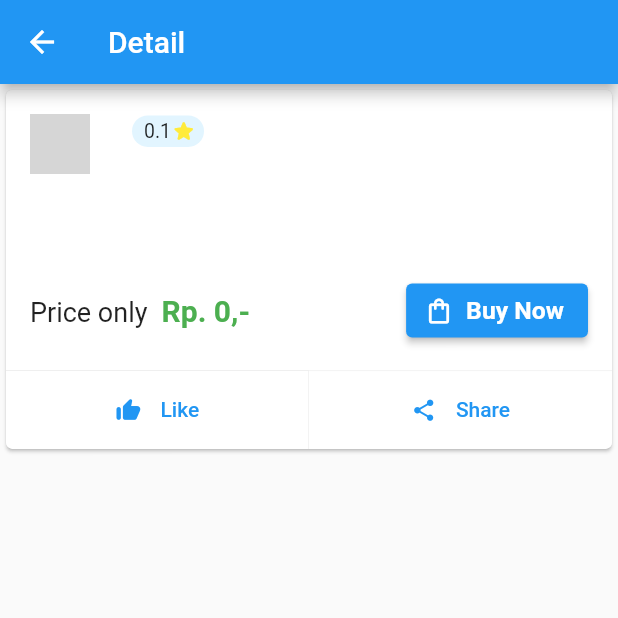
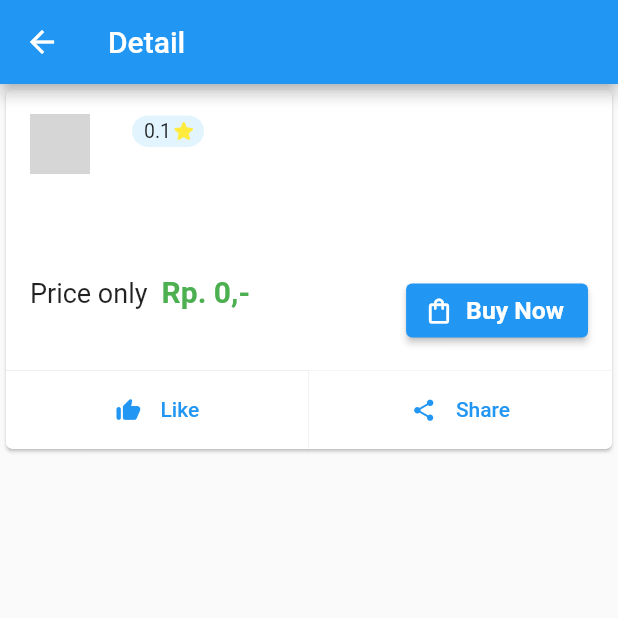
Before and after one commit to cindysintiya/Mobile_Front-End, a Flutter app: the DetailScreen screen opened directly with empty values, after a tap on "Like", on a phone screen of 412 x 824 dp, the top half of it. Run offline on Flutter 3.47's test engine with Material 2 defaults, Android fonts, the phone set to English and light mode, and no system bars; our stand-ins replace carousel_slider, fluttertoast, image_picker, pin_code_fields; network calls fail; grey boxes are pictures that could not be loaded.

Commit message:
Update M12 : wrap 2 card and auto ellipsis

```diff
--- a/M12 - Komponen Desain 9 (Card, ListTile)/case_study_latihan/lib/detail_screen.dart
+++ b/M12 - Komponen Desain 9 (Card, ListTile)/case_study_latihan/lib/detail_screen.dart
@@ -31,6 +31,7 @@ class _DetailScreenState extends State<DetailScreen> {
         clipBehavior: Clip.antiAlias,
         child: Column(
           mainAxisSize: MainAxisSize.min,
+          crossAxisAlignment: CrossAxisAlignment.stretch,
           children: [
             ListTile(
               leading: CircleAvatar(backgroundImage: NetworkImage(widget.data['img']),),
@@ -61,8 +62,9 @@ class _DetailScreenState extends State<DetailScreen> {
             ),
             Padding(
               padding: const EdgeInsets.fromLTRB(16, 0, 16, 16),
-              child: Row(
-                mainAxisAlignment: MainAxisAlignment.spaceBetween,
+              child: Wrap(
+                // mainAxisAlignment: MainAxisAlignment.spaceBetween,
+                alignment: WrapAlignment.spaceBetween,
                 children: [
                   Text.rich(
                     TextSpan(
@@ -111,7 +113,7 @@ class _DetailScreenState extends State<DetailScreen> {
                 Expanded(
                   child: Container(
                     decoration: const BoxDecoration(
-                      border: Border(top: BorderSide(width: 0.25, color: Colors.black12))
+                      border: Border(top: BorderSide(width: 0.22, color: Colors.black12))
                     ),
                     child: TextButton.icon(
                       onPressed: () {},
--- a/M12 - Komponen Desain 9 (Card, ListTile)/case_study_latihan/lib/screen.dart
+++ b/M12 - Komponen Desain 9 (Card, ListTile)/case_study_latihan/lib/screen.dart
@@ -1,9 +1,9 @@
-import 'package:case_study_latihan/detail_screen.dart';
 import 'package:intl/intl.dart';
 
 import 'package:flutter/material.dart';
 import 'package:provider/provider.dart';
 import 'package:case_study_latihan/provider.dart';
+import 'package:case_study_latihan/detail_screen.dart';
 
 class Pertemuan12Screen extends StatefulWidget {
   const Pertemuan12Screen({super.key});
@@ -25,32 +25,97 @@ class _Pertemuan12ScreenState extends State<Pertemuan12Screen> {
     }
     else {
       // return ListView(
-      return GridView.extent(
-        maxCrossAxisExtent: 310,
-        padding: const EdgeInsets.all(4),
-        mainAxisSpacing: 4,
-        crossAxisSpacing: 4,
+      // return GridView.extent(
+      //   maxCrossAxisExtent: MediaQuery.of(context).size.width/2,
+      //   padding: const EdgeInsets.all(4),
+      //   mainAxisSpacing: 4,
+      //   crossAxisSpacing: 4,
+      //   children: List.generate(provider.data['data']!.length, (index) {
+      //     var item = provider.data['data']![index];
+      //     return InkWell(
+      //       onTap: () {
+      //         Navigator.push(context, MaterialPageRoute(builder: (context) => DetailScreen(data: item)));
+      //       },
+      //       child: Card(
+      //         clipBehavior: Clip.antiAlias,
+      //         child: Column(
+      //           children: [
+      //             ListTile(
+      //               leading: CircleAvatar(backgroundImage: NetworkImage(item['img']),),
+      //               title: Text(item['model'], overflow: TextOverflow.ellipsis),
+      //               subtitle: Text(item['developer'], overflow: TextOverflow.ellipsis),
+      //             ),
+      //             Padding(
+      //               padding: const EdgeInsets.fromLTRB(16, 12, 16, 12),
+      //               child: Text(
+      //                 // item['desc'].toString().length >= 100? '${item['desc'].toString().substring(0, 100)} ... read more' : item['desc'],
+      //                 // item['desc'].toString().length >= 90? '${item['desc'].toString().substring(0, 90)} ... read more' : item['desc'],
+      //                 // style: TextStyle(color: Colors.black.withOpacity(0.6)),
+      //                 item['desc'],
+      //                 style: TextStyle(color: Colors.black.withOpacity(0.6)), overflow: TextOverflow.ellipsis, maxLines: 5,
+      //               ),
+      //             ),
+      //             Wrap(
+      //               alignment: WrapAlignment.spaceBetween,
+      //               children: [
+      //                 ButtonBar(
+      //                   alignment: MainAxisAlignment.start,
+      //                   children: [
+      //                     Text('${NumberFormat.currency(locale: "id_ID", symbol: "Rp. ", decimalDigits: 0).format(item['price'])},-'),
+      //                     Text('Rating ${item['rating'].toStringAsFixed(1)}')
+      //                   ],
+      //                 ),
+      //                 Row(
+      //                   mainAxisAlignment: MainAxisAlignment.end,
+      //                   children: [
+      //                     IconButton(
+      //                       onPressed: () {
+      //                         if (item['rating'] < 4.9) {
+      //                           provider.liked(item);
+      //                         }
+      //                       },
+      //                       splashRadius: 20,
+      //                       icon: const Icon(Icons.thumb_up_rounded)
+      //                     ),
+      //                     IconButton(
+      //                       onPressed: () {},
+      //                       splashRadius: 20,
+      //                       icon: const Icon(Icons.share_rounded)
+      //                     )
+      //                   ],
+      //                 )
+      //               ],
+      //             )
+      //           ],
+      //         ),
+      //       ),
+      //     );
+      //   }),
+      // );
+      return Wrap(
         children: List.generate(provider.data['data']!.length, (index) {
           var item = provider.data['data']![index];
           return InkWell(
             onTap: () {
               Navigator.push(context, MaterialPageRoute(builder: (context) => DetailScreen(data: item)));
             },
+            child: SizedBox(
+              width: MediaQuery.of(context).size.width/2,
               child: Card(
                 clipBehavior: Clip.antiAlias,
                 child: Column(
                   children: [
                     ListTile(
                       leading: CircleAvatar(backgroundImage: NetworkImage(item['img']),),
-                    title: Text(item['model']),
-                    subtitle: Text(item['developer']),
+                      title: Text(item['model'], overflow: TextOverflow.ellipsis),
+                      subtitle: Text(item['developer'], overflow: TextOverflow.ellipsis,),
                     ),
                     Padding(
                       padding: const EdgeInsets.fromLTRB(16, 12, 16, 12),
                       child: Text(
                         // item['desc'].toString().length >= 100? '${item['desc'].toString().substring(0, 100)} ... read more' : item['desc'],
-                      item['desc'].toString().length >= 90? '${item['desc'].toString().substring(0, 90)} ... read more' : item['desc'],
-                      style: TextStyle(color: Colors.black.withOpacity(0.6)),
+                        item['desc'],
+                        style: TextStyle(color: Colors.black.withOpacity(0.6)), overflow: TextOverflow.ellipsis, maxLines: 3,
                       ),
                     ),
                     Wrap(
@@ -87,8 +152,9 @@ class _Pertemuan12ScreenState extends State<Pertemuan12Screen> {
                   ],
                 ),
               ),
-          );
-        }),
+            ),
+          );}
+        )
       );
     }
   }
```
Also changed, not shown: 1 other file. Lines whose indentation alone changed are shown as unchanged.
